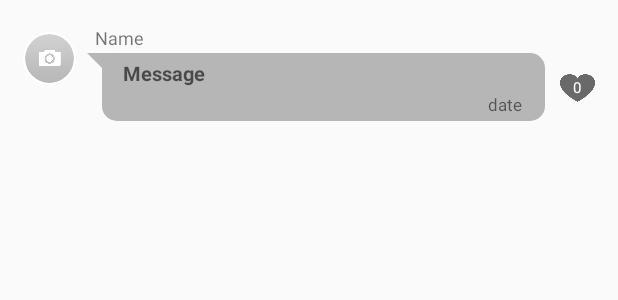
After one commit to DevJSW/Sema, an Android app: the layout hash_row.xml on its own in the app's theme, with its tools: preview values and no code run, on a phone screen of 412 x 824 dp. The commit adds this screen. Shown: the top 300 px of the screen. Run offline under Robolectric (Android 15) with nearby library versions, the phone set to English and light mode, and no system bars.

Commit message:
initial commit

```diff
--- a/app/src/main/AndroidManifest.xml
+++ b/app/src/main/AndroidManifest.xml
@@ -4,7 +4,7 @@
 
     <application
         android:allowBackup="true"
-        android:icon="@drawable/splash"
+        android:icon="@drawable/icon"
         android:label="@string/app_name"
         android:supportsRtl="true"
         android:theme="@style/AppTheme">
--- a/app/src/main/java/com/sema/sema/HashChatroomActivity.java
+++ b/app/src/main/java/com/sema/sema/HashChatroomActivity.java
@@ -302,7 +302,7 @@ public class HashChatroomActivity extends AppCompatActivity {
         final FirebaseRecyclerAdapter<Chat, CommentViewHolder> firebaseRecyclerAdapter = new FirebaseRecyclerAdapter<Chat, CommentViewHolder>(
 
                 Chat.class,
-                R.layout.chat_row,
+                R.layout.hash_row,
                 CommentViewHolder.class,
                 mDatabase
 
--- a/app/src/main/java/com/sema/sema/tab1hashtag.java
+++ b/app/src/main/java/com/sema/sema/tab1hashtag.java
@@ -97,7 +97,7 @@ public class tab1hashtag extends Fragment {
         mDatabaseHashtag.keepSynced(true);
 
 
-        mDatabaseHashtag.addValueEventListener(new ValueEventListener() {
+        mQueryPostChats.addValueEventListener(new ValueEventListener() {
             @Override
             public void onDataChange(DataSnapshot dataSnapshot) {
                 if (dataSnapshot.getValue() == null){
@@ -132,7 +132,6 @@ public class tab1hashtag extends Fragment {
                 R.layout.hashtag_row,
                 LetterViewHolder.class,
                 mQueryPostChats
-               // mDatabase
 
 
         ) {
@@ -290,7 +289,7 @@ public class tab1hashtag extends Fragment {
                         // custom dialog
                         final Dialog dialog = new Dialog(context);
                         dialog.setContentView(R.layout.popup_dialog_new);
-                        dialog.setTitle("Chat options");
+                        dialog.setTitle("Hashtag options");
 
                         // set the custom dialog components - text, image and button
                         // send current user uid to block user child
@@ -331,14 +330,14 @@ public class tab1hashtag extends Fragment {
                             AlertDialog myQuittingDialogBox =new AlertDialog.Builder(getActivity())
                                     //set message, title, and icon
                                     .setTitle("Delete Alert!")
-                                    .setMessage("Are you sure you want to remove this chat!")
+                                    .setMessage("Are you sure you want to remove this hashtag!")
 
                                     .setPositiveButton("Yes", new DialogInterface.OnClickListener() {
 
                                         public void onClick(DialogInterface dialog, int whichButton) {
                                             //your deleting code
 
-                                            mDatabaseChatroom.child(post_key).removeValue();
+                                            mDatabaseHashtag.child(post_key).child(mAuth.getCurrentUser().getUid()).removeValue();
                                             dialog.dismiss();
                                         }
 
--- /dev/null
+++ b/app/src/main/res/layout/hash_row.xml
@@ -0,0 +1,234 @@
+<?xml version="1.0" encoding="utf-8"?>
+<LinearLayout xmlns:android="http://schemas.android.com/apk/res/android"
+    android:layout_width="match_parent"
+    android:layout_height="wrap_content"
+    xmlns:app="http://schemas.android.com/apk/res-auto"
+    android:layout_margin="5dp"
+    android:orientation="vertical">
+
+    <LinearLayout
+        android:layout_width="match_parent"
+        android:layout_height="wrap_content"
+        android:layout_marginBottom="1dp"
+        android:id="@+id/liny"
+        android:orientation="horizontal">
+
+        <RelativeLayout
+            android:layout_width="wrap_content"
+            android:layout_height="wrap_content"
+            android:layout_marginLeft="10dp"
+            android:id="@+id/user_image"
+            android:layout_marginBottom="10dp"
+            android:layout_marginTop="16dp">
+
+            <de.hdodenhof.circleimageview.CircleImageView
+                android:layout_width="35dp"
+                android:layout_height="35dp"
+                app:civ_border_width="1dp"
+                app:civ_border_color="#fff"
+                android:layout_marginRight="5dp"
+                android:id="@+id/post_image"
+                android:src="@drawable/placeholder_image"/>
+        </RelativeLayout>
+
+
+        <RelativeLayout
+            android:layout_width="match_parent"
+            android:layout_height="wrap_content"
+            android:orientation="horizontal">
+
+            <LinearLayout
+                android:layout_width="match_parent"
+                android:layout_height="wrap_content"
+                android:id="@+id/ley"
+                android:layout_marginRight="10dp"
+                android:layout_marginTop="10dp"
+                android:paddingTop="1dp"
+                android:orientation="vertical">
+
+                    <TextView
+                        android:layout_width="wrap_content"
+                        android:layout_height="wrap_content"
+                        android:text="Name"
+                        android:textSize="12dp"
+                        android:layout_marginLeft="7dp"
+                        android:id="@+id/post_name" />
+
+                <RelativeLayout
+                    android:layout_width="match_parent"
+                    android:layout_height="wrap_content">
+
+                        <LinearLayout
+                            android:layout_width="match_parent"
+                            android:layout_height="wrap_content"
+                            android:id="@+id/main_lay"
+                            android:background="@drawable/shape_bg_incoming_bubble"
+                            android:layout_marginLeft="2dp"
+                            android:layout_toLeftOf="@+id/counter"
+                            android:layout_marginRight="10dp"
+                            android:layout_marginBottom="3dp"
+                            android:layout_marginTop="2dp"
+                            android:orientation="vertical">
+
+
+                            <TextView
+                                android:layout_width="wrap_content"
+                                android:layout_height="wrap_content"
+                                android:textAppearance="?android:attr/textAppearanceMedium"
+                                android:text="Message"
+                                android:layout_marginLeft="20dp"
+                                android:id="@+id/post_message"
+                                android:textSize="13dp"
+                                android:padding="4dp"
+                                android:paddingTop="2dp"
+                                android:layout_marginRight="5dp"
+                                android:textStyle="bold" />
+
+
+
+                            <TextView
+                                android:layout_width="wrap_content"
+                                android:layout_height="wrap_content"
+                                android:layout_marginLeft="10dp"
+                                android:text="date"
+                                android:layout_marginRight="15dp"
+                                android:textSize="11dp"
+                                android:layout_marginBottom="3dp"
+                                android:layout_gravity="right"
+                                android:id="@+id/post_date" />
+
+                       </LinearLayout>
+
+                    <RelativeLayout
+                        android:layout_width="23dp"
+                        android:layout_height="20dp"
+                        android:id="@+id/counter"
+                        android:layout_alignParentRight="true"
+                        android:layout_centerInParent="true"
+                        android:layout_marginTop="5dp"
+                        android:background="@drawable/heart_grey">
+
+                        <TextView
+                            android:layout_width="wrap_content"
+                            android:layout_height="wrap_content"
+                            android:layout_gravity="center"
+                            android:text="0"
+                            android:textSize="10dp"
+                            android:layout_centerInParent="true"
+                            android:textColor="#fff"
+                            android:id="@+id/unreadCounter"
+                            android:lines="1"/>
+
+
+
+                    </RelativeLayout>
+
+                </RelativeLayout>
+                <ImageView
+                    android:layout_width="250dp"
+                    android:layout_height="150dp"
+                    android:id="@+id/post_photo"
+                    android:scaleType="fitXY"
+                    android:background="@drawable/shape_bg_incoming_bubble"
+                    android:visibility="gone"
+                    android:paddingLeft="15dp"
+                    android:paddingRight="5dp"
+                    android:paddingTop="10dp"
+                    android:paddingBottom="8dp"
+                    android:layout_marginRight="15dp"
+                    android:layout_gravity="left"
+                    android:src="@drawable/placeholder_image"/>
+
+
+            </LinearLayout>
+
+        </RelativeLayout>
+
+    </LinearLayout>
+
+   <RelativeLayout
+       android:layout_width="match_parent"
+       android:layout_height="wrap_content"
+       android:id="@+id/rely"
+       android:layout_marginBottom="15dp"
+       android:visibility="gone"
+       android:layout_margin="5dp">
+
+       <de.hdodenhof.circleimageview.CircleImageView
+           android:layout_width="35dp"
+           android:layout_height="35dp"
+           app:civ_border_width="1dp"
+           android:layout_margin="10dp"
+           android:layout_alignParentRight="true"
+           app:civ_border_color="#fff"
+           android:id="@+id/post_image2"
+           android:src="@drawable/placeholder_image"/>
+
+
+
+       <RelativeLayout
+           android:layout_width="match_parent"
+           android:layout_height="wrap_content"
+           android:id="@+id/chat_balloon"
+           android:layout_marginLeft="15dp"
+           android:layout_marginTop="20dp"
+           android:layout_toLeftOf="@+id/post_image2"
+           android:background="@drawable/bg_send_bubble"
+           android:layout_below="@+id/post_name2">
+
+           <TextView
+               android:layout_width="wrap_content"
+               android:layout_height="wrap_content"
+               android:textAppearance="?android:attr/textAppearanceMedium"
+               android:text="Message"
+               android:layout_marginLeft="17dp"
+               android:id="@+id/post_message2"
+               android:textSize="14dp"
+               android:padding="4dp"
+               android:paddingTop="2dp"
+               android:layout_marginRight="9dp"
+               android:textStyle="bold" />
+
+           <LinearLayout
+               android:layout_width="wrap_content"
+               android:layout_height="wrap_content"
+               android:layout_below="@+id/post_message2"
+               android:layout_marginBottom="3dp"
+               android:layout_alignParentRight="true"
+               android:layout_marginRight="25dp"
+               android:orientation="horizontal">
+               <TextView
+                   android:layout_width="wrap_content"
+                   android:layout_height="wrap_content"
+                   android:layout_marginLeft="10dp"
+                   android:text="date"
+                   android:paddingTop="1dp"
+                   android:layout_marginRight="5dp"
+                   android:layout_gravity="right"
+                   android:id="@+id/post_date2" />
+
+           </LinearLayout>
+       </RelativeLayout>
+
+       <ImageView
+           android:layout_width="250dp"
+           android:layout_height="150dp"
+           android:id="@+id/post_photo2"
+           android:scaleType="fitXY"
+           android:background="@drawable/bg_send_bubble"
+           android:visibility="gone"
+           android:layout_below="@+id/chat_balloon"
+           android:layout_marginRight="50dp"
+           android:paddingLeft="5dp"
+           android:paddingRight="17dp"
+           android:paddingTop="10dp"
+           android:layout_marginTop="2dp"
+           android:paddingBottom="8dp"
+           android:layout_marginLeft="15dp"
+           android:layout_alignParentRight="true"
+           android:src="@drawable/placeholder_image"/>
+
+
+   </RelativeLayout>
+
+</LinearLayout>
--- a/app/src/main/res/layout/popup_dialog.xml
+++ b/app/src/main/res/layout/popup_dialog.xml
@@ -18,7 +18,7 @@
            android:layout_height="wrap_content"
            android:textSize="15dp"
            android:id="@+id/delete"
-           android:text="Delete chat"/>
+           android:text="Remove hashtag"/>
 
     </LinearLayout>
 
--- a/app/src/main/res/layout/popup_dialog_new.xml
+++ b/app/src/main/res/layout/popup_dialog_new.xml
@@ -30,7 +30,7 @@
                 android:layout_gravity="center_vertical"
                 android:layout_marginLeft="12dp"
                 android:textSize="16dp"
-                android:text="Delete chat."/>
+                android:text="Remove hashtag."/>
         </LinearLayout>
         <View
             android:layout_width="match_parent"
```
Also changed, not shown: app/src/main/res/drawable/heart_grey.png (added), app/src/main/res/drawable/icon.png (added).
